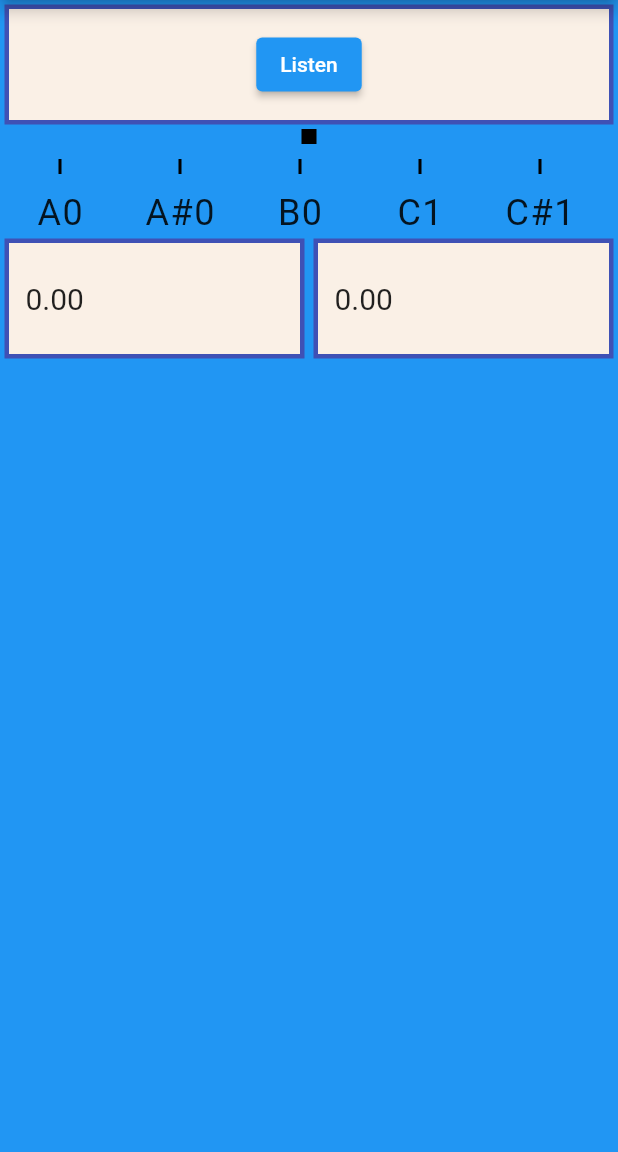
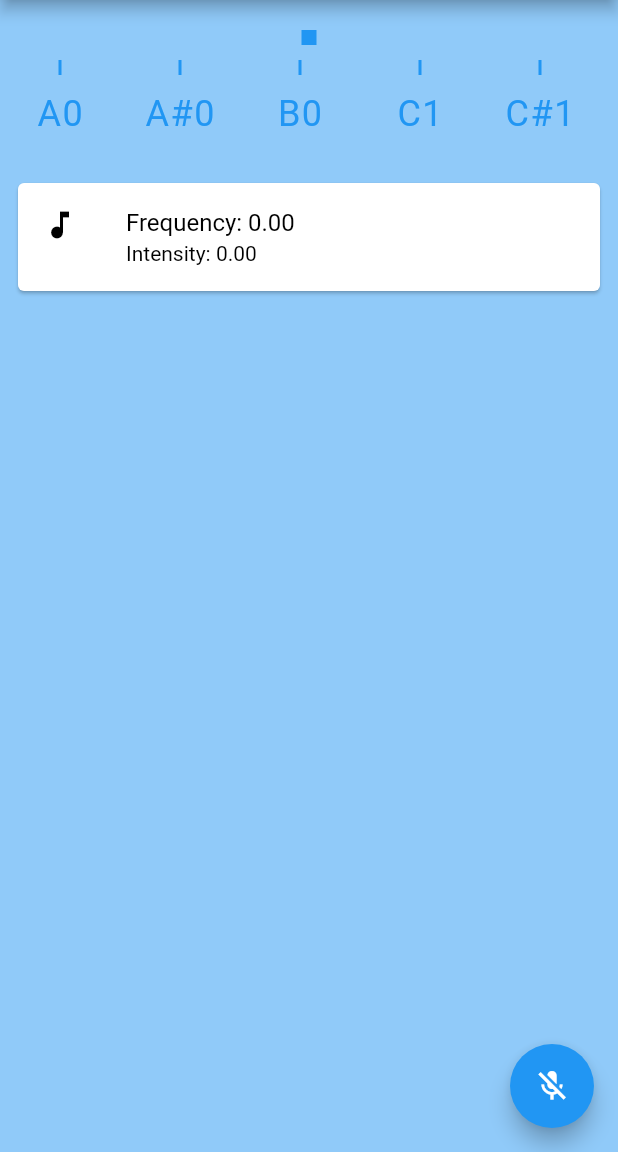
Before and after one commit to mherrerarendon/sound_test, a Flutter app: the screen it shows after launch, on a phone screen of 412 x 824 dp, the part 84-1236 px from its top. Run offline on Flutter 3.47's test engine with Material 2 defaults, Android fonts, the phone set to English and light mode, and no system bars; missing offline and left inert: dart:ffi, flutter_sound; statements that could not run were skipped.

Commit message:
Making it look better

```diff
--- a/lib/main.dart
+++ b/lib/main.dart
@@ -18,8 +18,14 @@ class MyApp extends StatelessWidget {
     return MaterialApp(
       title: 'Flutter Demo',
       theme: ThemeData(
-        primarySwatch: Colors.blue,
+        brightness: Brightness.light,
+        /* light theme settings */
       ),
+      darkTheme: ThemeData(
+        brightness: Brightness.dark,
+        /* dark theme settings */
+      ),
+      themeMode: ThemeMode.system,
       home: const MainWidget(),
     );
   }
--- a/lib/widgets/listen_widget.dart
+++ b/lib/widgets/listen_widget.dart
@@ -72,11 +72,6 @@ class _ListenWidgetState extends State<ListenWidget> {
     super.dispose();
   }
 
-  // Future<void> record() async {
-  //   assert(_mRecorderIsInited);
-  //   setState(() {});
-  // }
-
   Future<void> stopRecorder() async {
     await _mRecorder!.stopRecorder();
     if (_mRecordingDataSubscription != null) {
@@ -96,23 +91,10 @@ class _ListenWidgetState extends State<ListenWidget> {
 
   @override
   Widget build(BuildContext context) {
-    return Container(
-      margin: const EdgeInsets.all(3),
-      padding: const EdgeInsets.all(3),
-      height: 80,
-      width: double.infinity,
-      alignment: Alignment.center,
-      decoration: BoxDecoration(
-        color: const Color(0xFFFAF0E6),
-        border: Border.all(
-          color: Colors.indigo,
-          width: 3,
-        ),
-      ),
-      child: ElevatedButton(
-        onPressed: getRecorderFn(),
-        child: Text(_mRecorder!.isRecording ? 'Pause' : 'Listen'),
-      ),
+    return FloatingActionButton(
+      onPressed: getRecorderFn(),
+      child: Icon(
+          _mRecorder!.isRecording ? Icons.mic_outlined : Icons.mic_off_sharp),
     );
   }
 }
--- a/lib/widgets/main_widget.dart
+++ b/lib/widgets/main_widget.dart
@@ -1,11 +1,7 @@
 import 'package:flutter/material.dart';
-import 'package:sound_test/widgets/partial_desc.dart';
 import 'package:sound_test/widgets/listen_widget.dart';
 import 'package:sound_test/widgets/pitch_slider.dart';
-import 'package:sound_test/models/partials_model.dart';
 import 'package:sound_test/widgets/all_partials.dart';
-import 'package:provider/provider.dart';
-// import 'package:permission_handler/permission_handler.dart';
 
 class MainWidget extends StatefulWidget {
   const MainWidget({Key? key}) : super(key: key);
@@ -15,30 +11,26 @@ class MainWidget extends StatefulWidget {
 }
 
 class _MainWidgetState extends State<MainWidget> {
-  // ----------------------------------------------------------------------------------------------------------------------
-
   @override
   Widget build(BuildContext context) {
     Widget makeBody() {
       return Column(
         children: [
-          const ListenWidget(),
+          const SizedBox(height: 20),
           PitchSlider(),
-          // Consumer<PartialsModel>(builder: (context, fftPeakModel, _) {
-          //   return PartialDesc(fftPeakModel.freq.toStringAsFixed(2),
-          //       fftPeakModel.intensity.toStringAsFixed(2));
-          // }),
-          AllPartials(),
+          const SizedBox(height: 20),
+          const AllPartials(),
         ],
       );
     }
 
     return Scaffold(
-      backgroundColor: Colors.blue,
+      backgroundColor: Theme.of(context).colorScheme.background,
       appBar: AppBar(
         title: const Text('Sound Test'),
       ),
       body: makeBody(),
+      floatingActionButton: const ListenWidget(),
     );
   }
 }
--- a/lib/widgets/partial_desc.dart
+++ b/lib/widgets/partial_desc.dart
@@ -1,5 +1,4 @@
 import 'package:flutter/material.dart';
-import 'package:sound_test/widgets/text_box.dart';
 
 class PartialDesc extends StatelessWidget {
   final String freq;
@@ -8,13 +7,21 @@ class PartialDesc extends StatelessWidget {
 
   @override
   Widget build(BuildContext context) {
-    return Row(children: [
-      Expanded(
-        child: MyTextBox(freq),
+    return Padding(
+      padding: const EdgeInsets.all(8.0),
+      child: Card(
+        color: Theme.of(context).colorScheme.surface,
+        child: ListTile(
+          leading: Icon(Icons.music_note,
+              color: Theme.of(context).colorScheme.onSurface),
+          title: Text(
+            'Frequency: $freq',
+            style: TextStyle(color: Theme.of(context).colorScheme.onSurface),
+          ),
+          subtitle: Text('Intensity: $intensity',
+              style: TextStyle(color: Theme.of(context).colorScheme.onSurface)),
+        ),
       ),
-      Expanded(
-        child: MyTextBox(intensity),
-      ),
-    ]);
+    );
   }
 }
--- a/lib/widgets/pitch_slider.dart
+++ b/lib/widgets/pitch_slider.dart
@@ -56,7 +56,7 @@ class PitchSlider extends StatelessWidget {
               child: Container(
                 height: 10.0,
                 width: 10,
-                color: Colors.black,
+                color: Theme.of(context).colorScheme.primaryVariant,
               ),
             ),
           ),
@@ -86,7 +86,9 @@ class PitchSlider extends StatelessWidget {
                                   child: Container(
                                     height: 10.0,
                                     width: 2,
-                                    color: Colors.black,
+                                    color: Theme.of(context)
+                                        .colorScheme
+                                        .secondaryVariant,
                                   ),
                                 ),
                               ),
@@ -130,8 +132,12 @@ class PitchSlider extends StatelessWidget {
                                       child: Text(
                                         scaleText,
                                         overflow: TextOverflow.ellipsis,
-                                        style: const TextStyle(
-                                            letterSpacing: 1.0, fontSize: 24),
+                                        style: TextStyle(
+                                            letterSpacing: 1.0,
+                                            fontSize: 24,
+                                            color: Theme.of(context)
+                                                .colorScheme
+                                                .secondaryVariant),
                                       ),
                                     )
                                   ],
--- a/lib/widgets/text_box.dart
+++ /dev/null
@@ -1,28 +0,0 @@
-import 'package:flutter/material.dart';
-
-class MyTextBox extends StatelessWidget {
-  final String text;
-  const MyTextBox(this.text, {Key? key}) : super(key: key);
-
-  @override
-  Widget build(BuildContext context) {
-    return Container(
-      margin: const EdgeInsets.all(3),
-      padding: const EdgeInsets.all(3),
-      height: 80,
-      width: double.infinity,
-      alignment: Alignment.centerLeft,
-      decoration: BoxDecoration(
-        color: const Color(0xFFFAF0E6),
-        border: Border.all(
-          color: Colors.indigo,
-          width: 3,
-        ),
-      ),
-      child: Padding(
-        padding: const EdgeInsets.all(8.0),
-        child: Text(text, style: const TextStyle(fontSize: 20)),
-      ),
-    );
-  }
-}
```
Also changed, not shown: 2 other files.
